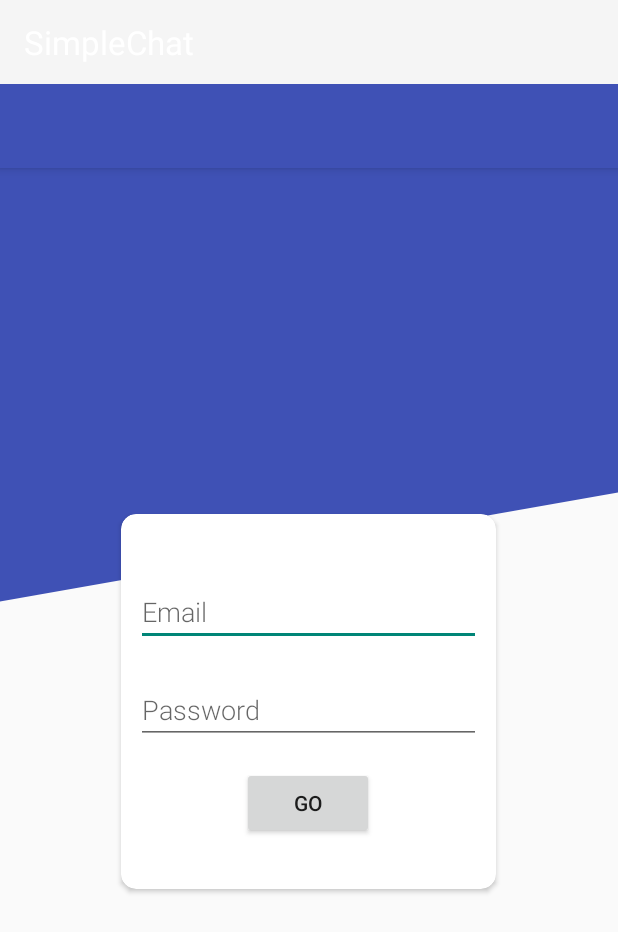
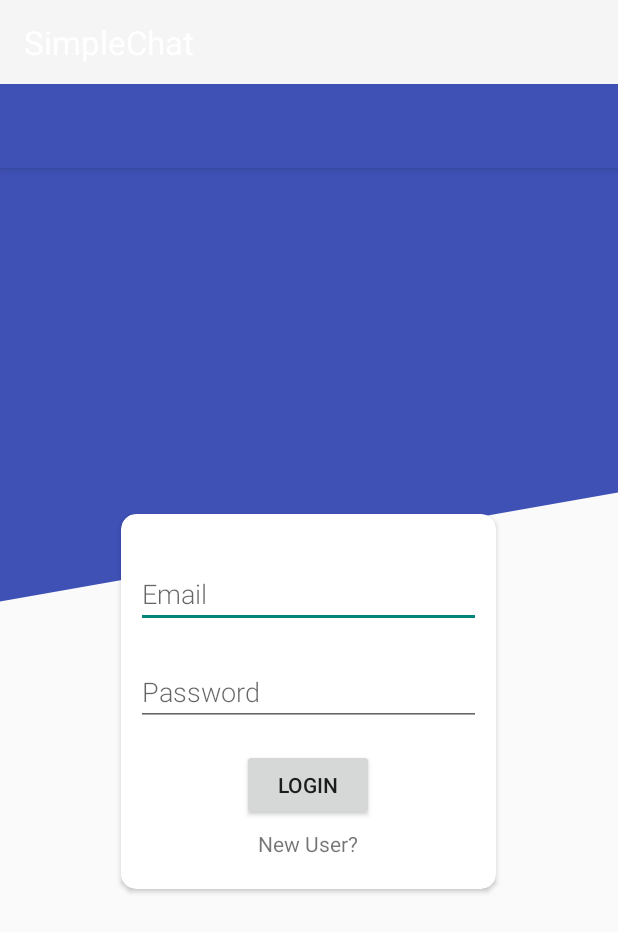
Before and after one commit to AlvinaC/SimpleChat, an Android app: the screen it shows after launch (LoginActivity), on a phone screen of 412 x 824 dp. Shown: the top 932 px of the screen. Run offline under Robolectric (Android 15) with nearby library versions, the phone set to English and light mode, and no system bars; our stand-ins replace Dagger/Hilt's generated code, Firebase (no records; nobody signed in at launch, a user with empty details on screens opened directly), RxJava, data binding.

Commit message:
Initial commit

```diff
--- /dev/null
+++ b/app/src/main/java/com/android/simplechat/utils/SingleLiveEvent.java
@@ -0,0 +1,75 @@
+/*
+ *  Copyright 2017 Google Inc.
+ *
+ *  Licensed under the Apache License, Version 2.0 (the "License");
+ *  you may not use this file except in compliance with the License.
+ *  You may obtain a copy of the License at
+ *
+ *      http://www.apache.org/licenses/LICENSE-2.0
+ *
+ *  Unless required by applicable law or agreed to in writing, software
+ *  distributed under the License is distributed on an "AS IS" BASIS,
+ *  WITHOUT WARRANTIES OR CONDITIONS OF ANY KIND, either express or implied.
+ *  See the License for the specific language governing permissions and
+ *  limitations under the License.
+ */
+
+package com.android.simplechat.utils;
+
+import android.arch.lifecycle.LifecycleOwner;
+import android.arch.lifecycle.MutableLiveData;
+import android.arch.lifecycle.Observer;
+import android.support.annotation.MainThread;
+import android.support.annotation.Nullable;
+import android.util.Log;
+
+import java.util.concurrent.atomic.AtomicBoolean;
+
+/**
+ * A lifecycle-aware observable that sends only new updates after subscription, used for events like
+ * navigation and Snackbar messages.
+ * <p>
+ * This avoids a common problem with events: on configuration change (like rotation) an update
+ * can be emitted if the observer is active. This LiveData only calls the observable if there's an
+ * explicit call to setValue() or call().
+ * <p>
+ * Note that only one observer is going to be notified of changes.
+ */
+public class SingleLiveEvent<T> extends MutableLiveData<T> {
+
+    private static final String TAG = "SingleLiveEvent";
+
+    private final AtomicBoolean mPending = new AtomicBoolean(false);
+
+    @MainThread
+    public void observe(LifecycleOwner owner, final Observer<T> observer) {
+
+        if (hasActiveObservers()) {
+            Log.w(TAG, "Multiple observers registered but only one will be notified of changes.");
+        }
+
+        // Observe the internal MutableLiveData
+        super.observe(owner, new Observer<T>() {
+            @Override
+            public void onChanged(@Nullable T t) {
+                if (mPending.compareAndSet(true, false)) {
+                    observer.onChanged(t);
+                }
+            }
+        });
+    }
+
+    @MainThread
+    public void setValue(@Nullable T t) {
+        mPending.set(true);
+        super.setValue(t);
+    }
+
+    /**
+     * Used for cases where T is Void, to make calls cleaner.
+     */
+    @MainThread
+    public void call() {
+        setValue(null);
+    }
+}
--- a/app/src/main/java/com/android/simplechat/view/fragments/LoginFragment.java
+++ b/app/src/main/java/com/android/simplechat/view/fragments/LoginFragment.java
@@ -68,4 +68,6 @@ public class LoginFragment extends BaseFragment<FragmentLoginBinding, LoginViewM
     public AndroidInjector<Fragment> supportFragmentInjector() {
         return fragmentDispatchingAndroidInjector;
     }
+
+
 }
--- a/app/src/main/java/com/android/simplechat/viewmodel/LoginViewModel.java
+++ b/app/src/main/java/com/android/simplechat/viewmodel/LoginViewModel.java
@@ -7,6 +7,7 @@ import android.text.TextUtils;
 
 import com.android.simplechat.utils.CommonUtils;
 import com.android.simplechat.rx.SchedulerProvider;
+import com.android.simplechat.utils.SingleLiveEvent;
 import com.google.android.gms.tasks.OnCompleteListener;
 import com.google.android.gms.tasks.Task;
 import com.google.firebase.auth.AuthResult;
@@ -18,6 +19,10 @@ public class LoginViewModel extends BaseViewModel {
     private MutableLiveData<Boolean> userCreated = new MutableLiveData<>();
 
     private MutableLiveData<Boolean> userSignedIn = new MutableLiveData<>();
+
+    private final SingleLiveEvent<Void> mLoginCommand = new SingleLiveEvent<>();
+
+    private final SingleLiveEvent<Void> mRegisterCommand = new SingleLiveEvent<>();
 
     public LoginViewModel(SchedulerProvider schedulerProvider) {
         super(schedulerProvider);
@@ -88,4 +93,12 @@ public class LoginViewModel extends BaseViewModel {
     private void signOut() {
         FirebaseAuth.getInstance().signOut();
     }
+
+    public SingleLiveEvent<Void> getLoginCommand() {
+        return mLoginCommand;
+    }
+
+    public SingleLiveEvent<Void> getmRegisterCommand() {
+        return mRegisterCommand;
+    }
 }
--- a/app/src/main/res/layout/fragment_login.xml
+++ b/app/src/main/res/layout/fragment_login.xml
@@ -20,11 +20,11 @@
 
         <android.support.v7.widget.CardView
             android:id="@+id/card_view"
-            card_view:cardBackgroundColor="@android:color/white"
-            card_view:cardCornerRadius="10dp"
             android:layout_width="250dp"
             android:layout_height="250dp"
-            android:layout_gravity="center">
+            android:layout_gravity="center"
+            card_view:cardBackgroundColor="@android:color/white"
+            card_view:cardCornerRadius="10dp">
 
             <LinearLayout
                 android:layout_width="match_parent"
@@ -52,7 +52,13 @@
                     android:layout_width="wrap_content"
                     android:layout_height="wrap_content"
                     android:layout_marginTop="5dp"
-                    android:text="@string/btn_go" />
+                    android:text="@string/login" />
+
+                <TextView
+                    android:layout_width="wrap_content"
+                    android:layout_height="wrap_content"
+                    android:layout_marginTop="5dp"
+                    android:text="@string/register" />
             </LinearLayout>
 
         </android.support.v7.widget.CardView>
--- a/app/src/main/res/values/strings.xml
+++ b/app/src/main/res/values/strings.xml
@@ -2,5 +2,6 @@
     <string name="app_name">SimpleChat</string>
     <string name="hint_email">Email</string>
     <string name="hint_password">Password</string>
-    <string name="btn_go">Go</string>
+    <string name="login">Login</string>
+    <string name="register">New User?</string>
 </resources>
```
